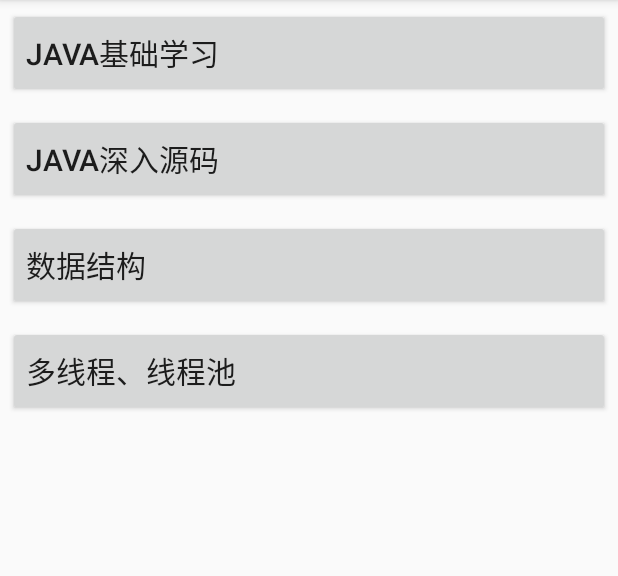
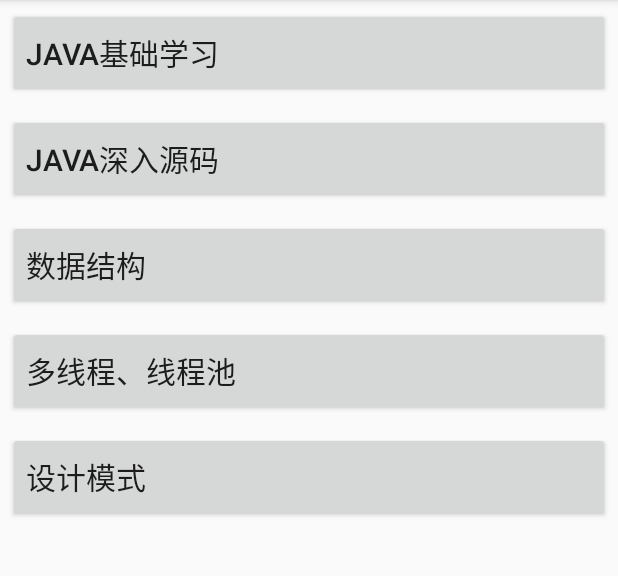
Before and after one commit to YinWuteng/StudyApp, an Android app: the JavaActivity screen opened directly, with no data from a screen before it, on a phone screen of 412 x 824 dp, the part 84-660 px from its top. Run offline under Robolectric (Android 15) with nearby library versions, the phone set to English and light mode, and no system bars.

Commit message:
新增上传java设计模式类容代码

```diff
--- a/app/src/main/java/com/study/LoginActivity.java
+++ b/app/src/main/java/com/study/LoginActivity.java
@@ -28,7 +28,7 @@ public class LoginActivity extends BaseActivity implements View.OnClickListener
     private Button btnLogin;
     private ProgressBar login_progress_bar;
     @SuppressLint("HandlerLeak")
-    private Handler handler = new Handler() {
+    private  Handler handler = new Handler() {
         @Override
         public void handleMessage(Message msg) {
             if (msg.what == 0) {
--- a/app/src/main/java/com/study/java/JavaActivity.java
+++ b/app/src/main/java/com/study/java/JavaActivity.java
@@ -24,36 +24,43 @@ public class JavaActivity extends BaseActivity implements View.OnClickListener {
         Button btnJavaDeepSource = findViewById(R.id.btn_deep_source);
         Button btnDataStructure = findViewById(R.id.btn_data_structe);
         Button btnThreadPool = findViewById(R.id.btn_thread_pool);
+        Button btnProjectDesign = findViewById(R.id.btn_project_design);
 
         btnJavaBase.setOnClickListener(this);
         btnJavaDeepSource.setOnClickListener(this);
         btnDataStructure.setOnClickListener(this);
         btnThreadPool.setOnClickListener(this);
+        btnProjectDesign.setOnClickListener(this);
     }
 
     @Override
     public void onClick(View v) {
-        Intent intent=new Intent();
+        Intent intent = new Intent();
         switch (v.getId()) {
 
             case R.id.btn_java_base: //java基础
                 intent.setClass(this, AlgorithmWebActivity.class);
-                intent.putExtra("url","https://github.com/YinWuteng/StudyApp/blob/master/app/src/main/java/com/study/java/java_base");
+                intent.putExtra("url", "https://github.com/YinWuteng/StudyApp/blob/master/app/src/main/java/com/study/java/java_base");
                 startActivity(intent);
                 break;
             case R.id.btn_deep_source: //java深入源码
                 intent.setClass(this, AlgorithmWebActivity.class);
-                intent.putExtra("url","https://github.com/YinWuteng/StudyApp/blob/master/app/src/main/java/com/study/java/java_depe_source");
+                intent.putExtra("url", "https://github.com/YinWuteng/StudyApp/blob/master/app/src/main/java/com/study/java/java_depe_source");
                 startActivity(intent);
                 break;
             case R.id.btn_data_structe: //java数据结构
                 intent.setClass(this, AlgorithmWebActivity.class);
-                intent.putExtra("url","https://github.com/YinWuteng/StudyApp/blob/master/app/src/main/java/com/study/java/data_structure");
+                intent.putExtra("url", "https://github.com/YinWuteng/StudyApp/blob/master/app/src/main/java/com/study/java/data_structure");
                 startActivity(intent);
                 break;
             case R.id.btn_thread_pool: //java线程
                 intent.setClass(this, AlgorithmWebActivity.class);
-                intent.putExtra("url","https://github.com/YinWuteng/StudyApp/blob/master/app/src/main/java/com/study/java/thread_pool");
+                intent.putExtra("url", "https://github.com/YinWuteng/StudyApp/blob/master/app/src/main/java/com/study/java/thread_pool");
+                startActivity(intent);
+                break;
+            case R.id.btn_project_design:
+                intent.setClass(this, AlgorithmWebActivity.class);
+                intent.putExtra("url", "https://github.com/YinWuteng/StudyApp/blob/master/app/src/main/java/com/study/java/project_design");
                 startActivity(intent);
                 break;
             default:
--- a/app/src/main/res/layout/activity_java.xml
+++ b/app/src/main/res/layout/activity_java.xml
@@ -44,5 +44,14 @@
             android:text="多线程、线程池"
             android:textSize="@dimen/sp_20"
             />
+        <Button
+            android:id="@+id/btn_project_design"
+            android:layout_width="match_parent"
+            android:layout_height="@dimen/dp_60"
+            android:layout_margin="@dimen/dp_5"
+            android:gravity="center_vertical"
+            android:text="设计模式"
+            android:textSize="@dimen/sp_20"
+            />
     </LinearLayout>
 </ScrollView>
```
Also changed, not shown: 1 other file.
